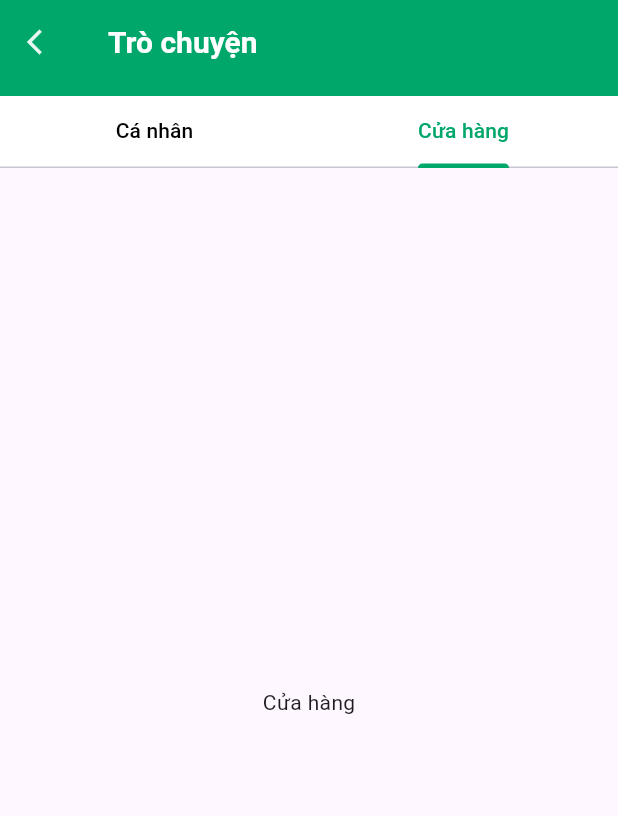
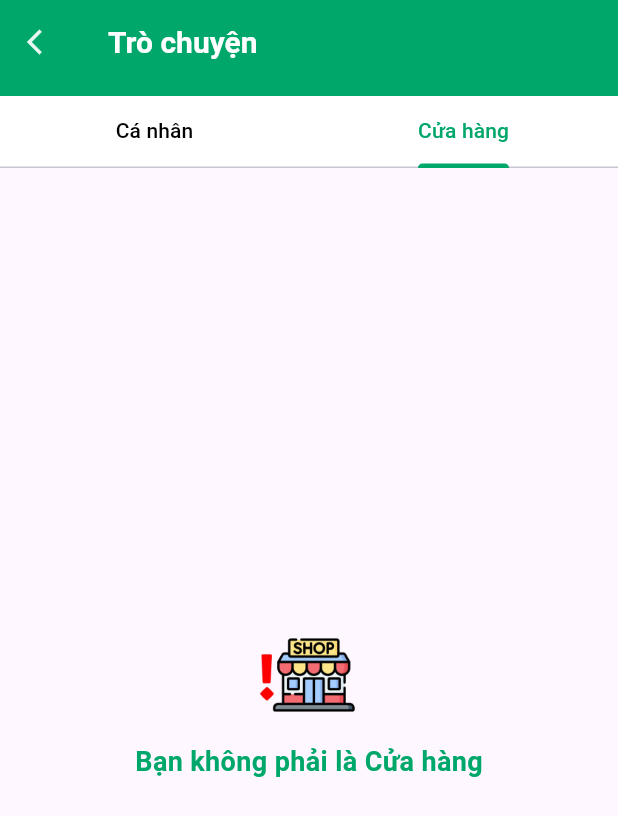
Before and after one commit to PetHomeApp/PetHome_MobileApp, a Flutter app: the ChatHomeScreen screen opened directly, tab 2 chosen, on a phone screen of 412 x 824 dp. Shown: the top 816 px of the screen. Run offline on Flutter 3.47's test engine with Material 3 defaults, Android fonts, the phone set to English and light mode, and no system bars; our stand-ins replace flutter_otp_text_field, flutter_rating_bar, flutter_slidable, image_picker, readmore, shared_preferences and 1 more; accounts and stored records are empty; network calls fail.

Commit message:
Update UI chat: Shop chat to User

```diff
--- /dev/null
+++ b/lib/model/chat/room_chat_shop.dart
@@ -0,0 +1,31 @@
+class ChatRoomShop {
+  final String idRoom;
+  final String idUser;
+  final String userName;
+  final String userAvatar;
+  final bool isRead;
+  final String lastMessage;
+  final String createdAt;
+
+  ChatRoomShop({
+    required this.idRoom,
+    required this.idUser,
+    required this.userName,
+    required this.userAvatar,
+    required this.isRead,
+    required this.lastMessage,
+    required this.createdAt,
+  });
+
+  factory ChatRoomShop.fromJson(Map<String, dynamic> json) {
+    return ChatRoomShop(
+      idRoom: json['id_room'],
+      idUser: json['id_user'],
+      userName: json['user_name'],
+      userAvatar: json['user_avatar'],
+      isRead: json['is_read_by_shop'],
+      lastMessage: json['last_message'],
+      createdAt: json['created_at'],
+    );
+  }
+}
--- a/lib/screens/chat/screen_chat_homepage.dart
+++ b/lib/screens/chat/screen_chat_homepage.dart
@@ -1,8 +1,11 @@
 import 'package:flutter/material.dart';
+import 'package:pethome_mobileapp/model/chat/room_chat_shop.dart';
 import 'package:pethome_mobileapp/model/chat/room_chat_user.dart';
 import 'package:pethome_mobileapp/services/api/chat_api.dart';
+import 'package:pethome_mobileapp/services/api/shop_api.dart';
 import 'package:pethome_mobileapp/setting/app_colors.dart';
-import 'package:pethome_mobileapp/widgets/chat/conversation_list.dart';
+import 'package:pethome_mobileapp/widgets/chat/conversation_list_with_shop.dart';
+import 'package:pethome_mobileapp/widgets/chat/conversation_list_with_user.dart';
 
 class ChatHomeScreen extends StatefulWidget {
   const ChatHomeScreen({super.key});
@@ -13,28 +16,53 @@ class ChatHomeScreen extends StatefulWidget {
 
 class _ChatHomeScreenState extends State<ChatHomeScreen> {
   List<ChatRoomUser> chatRoomUser = List.empty(growable: true);
+  List<ChatRoomShop> chatRoomShop = List.empty(growable: true);
 
   bool loading = false;
+
+  late bool isShop = false;
+  late String idShop;
 
   @override
   void initState() {
     super.initState();
-    getChatRoomUser();
+    getChatRoomUserandChatRoomShop();
   }
 
-  Future<void> getChatRoomUser() async {
+  Future<void> getChatRoomUserandChatRoomShop() async {
     if (loading) {
       return;
     }
-    var dataResponse = await ChatApi().getChatRoomUser();
+    loading = true;
 
-    if (dataResponse['isSuccess'] == true) {
+    var checkIsActiveShop = await ShopApi().checkIsActiveShop();
+    var dataResponseUser = await ChatApi().getChatRoomUser();
+    var dataResponseShop = await ChatApi().getChatRoomShop();
+
+    if (dataResponseUser['isSuccess'] == true &&
+        dataResponseShop['isSuccess'] == true) {
+      if (checkIsActiveShop['isSuccess'] == true) {
         setState(() {
-        chatRoomUser = dataResponse['listChatRoomUser'];
+          isShop = true;
+          idShop = checkIsActiveShop['shopId'];
+          chatRoomUser = dataResponseUser['listChatRoomUser'];
+          chatRoomShop = dataResponseShop['listChatRoomShop'];
+
           loading = false;
         });
       } else {
         setState(() {
+          isShop = false;
+          idShop = '';
+          chatRoomUser = dataResponseUser['listChatRoomUser'];
+          chatRoomShop = dataResponseShop['listChatRoomShop'];
+          loading = false;
+        });
+      }
+    } else {
+      setState(() {
+        isShop = false;
+        idShop = '';
         loading = false;
       });
     }
@@ -91,15 +119,15 @@ class _ChatHomeScreenState extends State<ChatHomeScreen> {
             ),
           ),
         ),
-        body: TabBarView(
-          children: [
-            loading
+        body: loading
             ? const Center(
                 child: CircularProgressIndicator(
                   color: appColor,
                 ),
               )
-                : chatRoomUser.isEmpty
+            : TabBarView(
+                children: [
+                  chatRoomUser.isEmpty
                       ? const Center(
                           child: Column(
                             mainAxisAlignment: MainAxisAlignment.center,
@@ -112,7 +140,7 @@ class _ChatHomeScreenState extends State<ChatHomeScreen> {
                               ),
                               SizedBox(height: 10),
                               Text(
-                              'Không có cuộc trò chuyện Cá nhân nào',
+                                'Không có cuộc trò chuyện "Cá nhân" nào',
                                 style: TextStyle(
                                   fontSize: 18,
                                   fontWeight: FontWeight.bold,
@@ -130,7 +158,7 @@ class _ChatHomeScreenState extends State<ChatHomeScreen> {
                             padding: const EdgeInsets.only(top: 16),
                             physics: const NeverScrollableScrollPhysics(),
                             itemBuilder: (context, index) {
-                            return ConversationList(
+                              return ConversationListWithShop(
                                 idShop: chatRoomUser[index].idShop,
                                 name: chatRoomUser[index].shopName,
                                 messageText: chatRoomUser[index].lastMessage,
@@ -141,7 +169,72 @@ class _ChatHomeScreenState extends State<ChatHomeScreen> {
                             },
                           ),
                         ),
-            const Center(child: Text('Cửa hàng')),
+                  isShop == false
+                      ? const Center(
+                          child: Column(
+                            mainAxisAlignment: MainAxisAlignment.center,
+                            children: [
+                              Image(
+                                image: AssetImage(
+                                    'lib/assets/pictures/icon_not_shop.png'),
+                                width: 70,
+                                height: 70,
+                              ),
+                              SizedBox(height: 10),
+                              Text(
+                                'Bạn không phải là Cửa hàng',
+                                style: TextStyle(
+                                  fontSize: 18,
+                                  fontWeight: FontWeight.bold,
+                                  color: buttonBackgroundColor,
+                                ),
+                              ),
+                            ],
+                          ),
+                        )
+                      : chatRoomShop.isEmpty
+                          ? const Center(
+                              child: Column(
+                                mainAxisAlignment: MainAxisAlignment.center,
+                                children: [
+                                  Image(
+                                    image: AssetImage(
+                                        'lib/assets/pictures/icon_empty_chat.png'),
+                                    width: 70,
+                                    height: 70,
+                                  ),
+                                  SizedBox(height: 10),
+                                  Text(
+                                    'Không có cuộc trò chuyện "Cửa hàng" nào',
+                                    style: TextStyle(
+                                      fontSize: 18,
+                                      fontWeight: FontWeight.bold,
+                                      color: buttonBackgroundColor,
+                                    ),
+                                  ),
+                                ],
+                              ),
+                            )
+                          : SingleChildScrollView(
+                              physics: const BouncingScrollPhysics(),
+                              child: ListView.builder(
+                                itemCount: chatRoomShop.length,
+                                shrinkWrap: true,
+                                padding: const EdgeInsets.only(top: 16),
+                                physics: const NeverScrollableScrollPhysics(),
+                                itemBuilder: (context, index) {
+                                  return ConversationListWithUser(
+                                    idUser: chatRoomShop[index].idUser,
+                                    name: chatRoomShop[index].userName,
+                                    messageText:
+                                        chatRoomShop[index].lastMessage,
+                                    imageUrl: chatRoomShop[index].userAvatar,
+                                    time: chatRoomShop[index].createdAt,
+                                    isMessageRead: chatRoomShop[index].isRead,
+                                  );
+                                },
+                              ),
+                            ),
                 ],
               ),
       ),
```
Also changed, not shown: lib/screens/chat/screen_chat_detail_with_shop.dart (renamed from lib/screens/chat/sceen_chat_detail.dart, +4 -4 lines), lib/screens/chat/screen_chat_detail_with_user.dart (added, +24 -0 lines), lib/screens/item/screen_item_homepage.dart (+8 -5 lines), lib/services/api/chat_api.dart (+46 -0 lines), lib/widgets/chat/conversation_list_with_shop.dart (renamed from lib/widgets/chat/conversation_list.dart, +6 -6 lines), lib/widgets/chat/conversation_list_with_user.dart (added, +133 -0 lines), lib/assets/pictures/icon_not_shop.png (added). Lines whose indentation alone changed are shown as unchanged.
